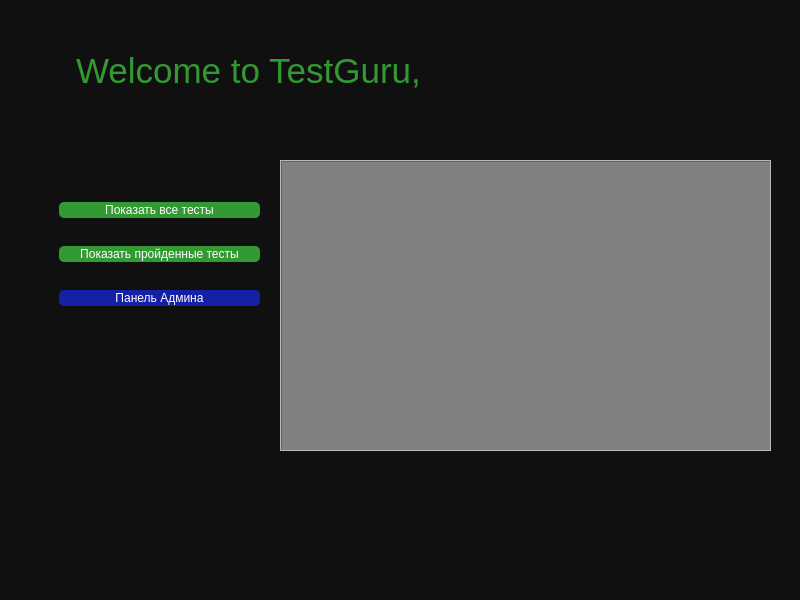
Old version of the form TestGuru.ui in the repository KebabJoy/TestGuru-COURSE_WORK-.
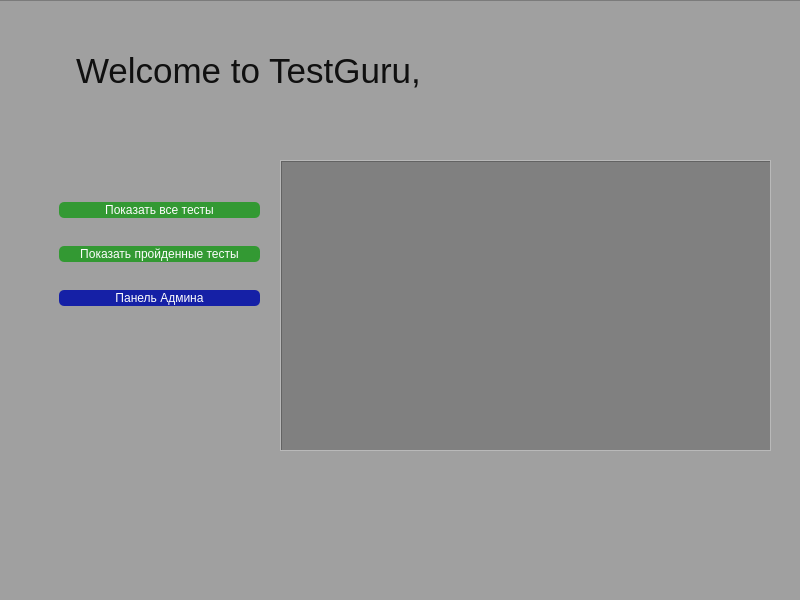
New version of the form. The open tabs and pages were chosen to show the change.

```diff
--- a/TestGuru.ui
+++ b/TestGuru.ui
@@ -331,7 +331,7 @@
        </rect>
       </property>
       <property name="styleSheet">
-       <string notr="true">background: #101010;</string>
+       <string notr="true">background: #a0a0a0;</string>
       </property>
       <property name="frameShape">
        <enum>QFrame::StyledPanel</enum>
@@ -350,7 +350,7 @@
        </property>
        <property name="styleSheet">
         <string notr="true">text-align: center;
-color: #393;
+color: #101010;
 margin: 0 auto;
 font-size: 35px;
 font-family: 'Droid Sans';</string>
@@ -362,15 +362,14 @@
       <widget class="QLabel" name="welcome">
        <property name="geometry">
         <rect>
-         <x>440</x>
+         <x>420</x>
          <y>40</y>
          <width>281</width>
          <height>61</height>
         </rect>
        </property>
        <property name="styleSheet">
-        <string notr="true">text-align: center;
-color: #393;
+        <string notr="true">color: #101010;
 margin: 0 auto;
 font-size: 35px;
 font-family: 'Droid Sans';</string>
```
Left out of the diff: 55 changed lines with no effect on the pictures.
